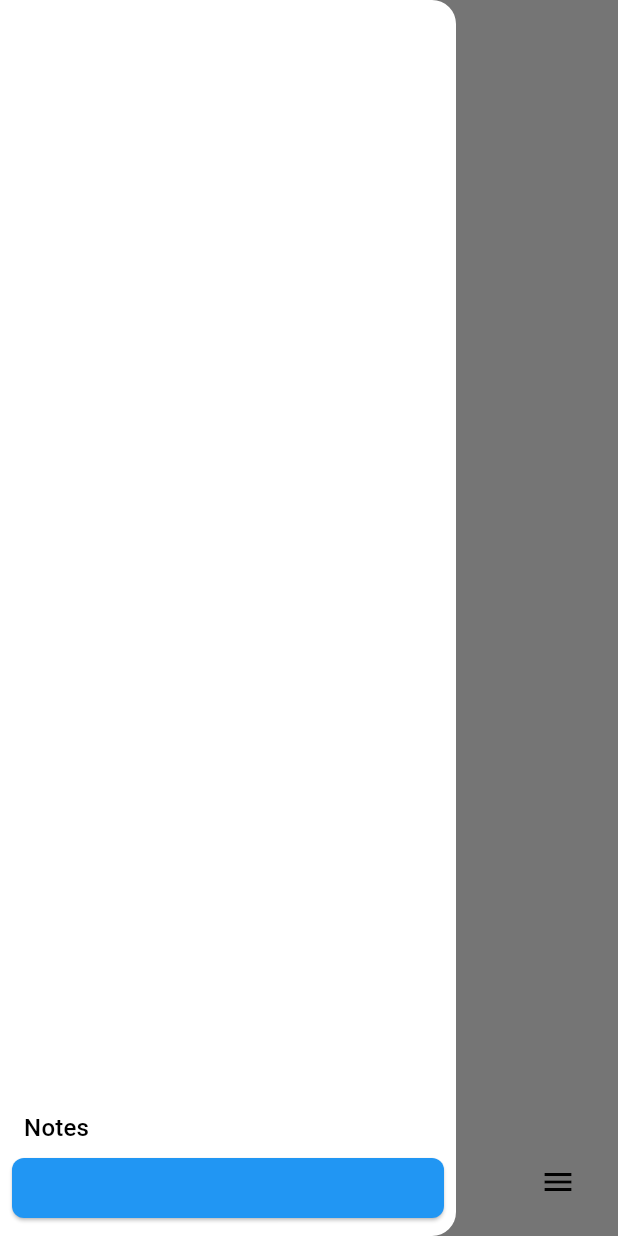
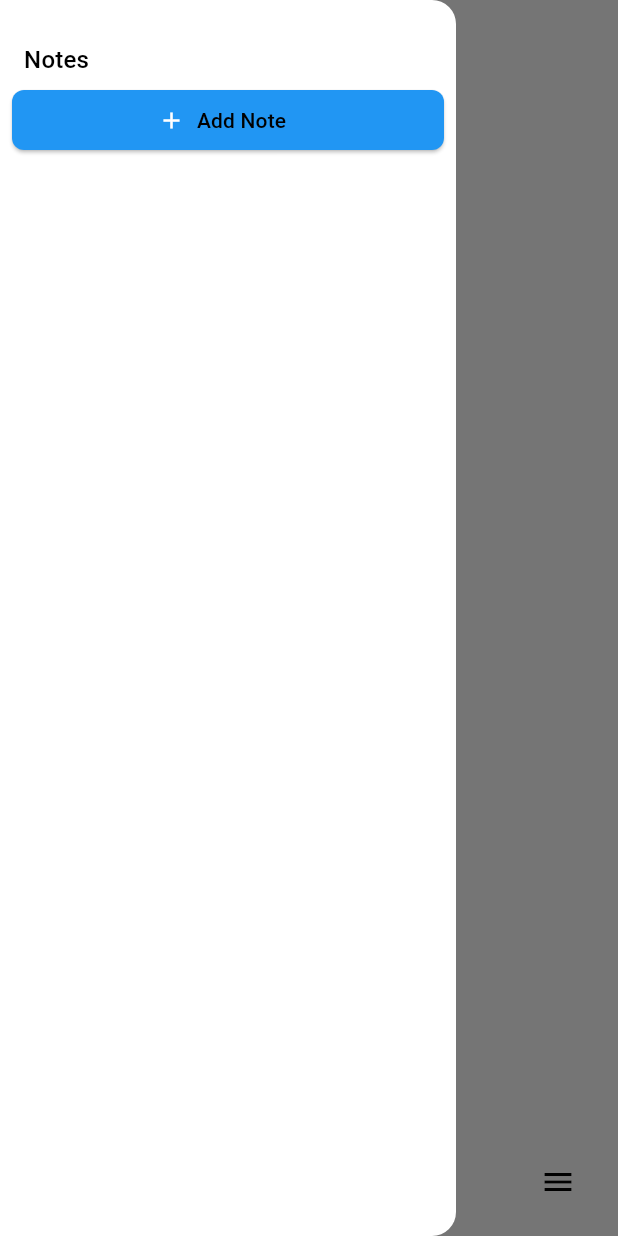
Before and after one commit to ThisIsSidam/blackout_launcher, a Flutter app: the screen it shows after launch, with the side drawer open, on a phone screen of 412 x 824 dp. Run offline on Flutter 3.47's test engine with Material 3 defaults, Android fonts, the phone set to English and light mode, and no system bars; drawn by our look-alikes of dynamic_color; our stand-ins replace flutter_riverpod, fluttertoast, go_router, hive, hive_flutter, hooks_riverpod and 1 more; missing offline and left inert: installed_apps; accounts and stored records are empty.

Commit message:
Various little visual changes
- Changes to 'Add Note' button in NotesSection
- Changes to Clock Widget.
- More

```diff
--- a/lib/feature/Notes/widget/notes_section.dart
+++ b/lib/feature/Notes/widget/notes_section.dart
@@ -14,7 +14,7 @@ class NotesSection extends ConsumerWidget {
     return SizedBox(
       height: MediaQuery.of(context).size.height * 0.9,
       child: Column(
-        mainAxisAlignment: MainAxisAlignment.end,
+        mainAxisAlignment: MainAxisAlignment.start,
         crossAxisAlignment: CrossAxisAlignment.start,
         children: [
           Padding(
@@ -73,15 +73,19 @@ class NotesSection extends ConsumerWidget {
   Widget _buildNewNoteButton(BuildContext context, WidgetRef ref) {
     return SizedBox(
         width: double.infinity,
-      child: ElevatedButton(
+        child: ElevatedButton.icon(
             style: ElevatedButton.styleFrom(
-              backgroundColor: Theme.of(context).colorScheme.secondary,
+                backgroundColor: Theme.of(context).colorScheme.primary,
                 shape: RoundedRectangleBorder(
                     borderRadius: BorderRadius.circular(8))),
             onPressed: () {
               ref.read(notesProvider).addNewNote();
             },
-          child: const Icon(Icons.add)),
-    );
+            icon: Icon(
+              Icons.add,
+              color: Theme.of(context).colorScheme.onPrimary,
+            ),
+            label: Text('Add Note',
+                style: Theme.of(context).textTheme.titleSmall)));
   }
 }
--- a/lib/pages/home_screen/home_screen.dart
+++ b/lib/pages/home_screen/home_screen.dart
@@ -74,7 +74,7 @@ class _HomeScreenState extends ConsumerState<HomeScreen> {
                 return Column(
                   mainAxisAlignment: MainAxisAlignment.end,
                   children: [
-                    const Flexible(child: ClockWidget()),
+                    ClockWidget(),
                     const Spacer(),
                     _buildFavouritesRow(apps, userSettings),
                     _buildBottomSearchBar(),
--- a/lib/pages/home_screen/widgets/clock.dart
+++ b/lib/pages/home_screen/widgets/clock.dart
@@ -10,20 +10,23 @@ class ClockWidget extends StatelessWidget {
     return Padding(
       padding: EdgeInsets.only(
           top: MediaQuery.sizeOf(context).height * 0.1,
-        bottom: 8, left: 8, right: 8
-      ),
+          bottom: 8,
+          left: 8,
+          right: 8),
       child: StreamBuilder(
           stream: Stream.periodic(const Duration(seconds: 1)),
           builder: (context, snapshot) {
             return Text(
-            DateTime.now().toString().substring(10, 19),
+              "${DateTime.now().hour.toString().padLeft(2, '0')}\n${DateTime.now().minute.toString().padLeft(2, '0')}",
               style: const TextStyle(
                 color: Colors.white,
-              fontSize: 64,
+                fontSize: 150,
+                fontWeight: FontWeight.w500,
+                height: 1.0, // Minimal line height
               ),
+              textAlign: TextAlign.center,
             );
-        }
-      ),
+          }),
     );
   }
 }
--- a/lib/pages/home_screen/widgets/home_drawer.dart
+++ b/lib/pages/home_screen/widgets/home_drawer.dart
@@ -10,8 +10,8 @@ class HomeDrawer extends StatelessWidget {
         child: Padding(
       padding: EdgeInsets.symmetric(horizontal: 8, vertical: 8),
       child: Column(
-        mainAxisAlignment: MainAxisAlignment.end,
-        children: [NotesSection()],
+        mainAxisAlignment: MainAxisAlignment.start,
+        children: [SizedBox(height: 16), NotesSection()],
       ),
     ));
   }
```
Lines whose indentation alone changed are shown as unchanged.
